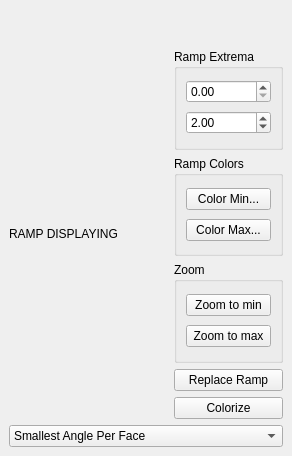
Old version of the form Polyhedron/demo/Polyhedron/Plugins/Display/Display_property.ui in the repository CGAL/cgal.
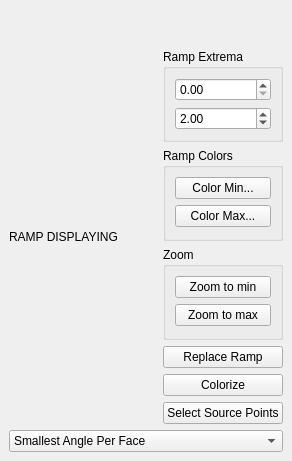
New version of the form.

Commit message: Add a property to display in Display_property_plugin for the heat method

The edit to the form file:
```diff
--- a/Polyhedron/demo/Polyhedron/Plugins/Display/Display_property.ui
+++ b/Polyhedron/demo/Polyhedron/Plugins/Display/Display_property.ui
@@ -7,7 +7,7 @@
     <x>0</x>
     <y>0</y>
     <width>292</width>
-    <height>456</height>
+    <height>461</height>
    </rect>
   </property>
   <property name="windowTitle">
@@ -132,6 +132,16 @@
           </property>
          </widget>
         </item>
+        <item row="6" column="1">
+         <widget class="QPushButton" name="sourcePointsButton">
+          <property name="text">
+           <string>Select Source Points</string>
+          </property>
+          <property name="checkable">
+           <bool>true</bool>
+          </property>
+         </widget>
+        </item>
        </layout>
       </item>
      </layout>
```
Left out of the diff: 5 changed lines with no effect on the pictures. The commit also changes 2 other files.
